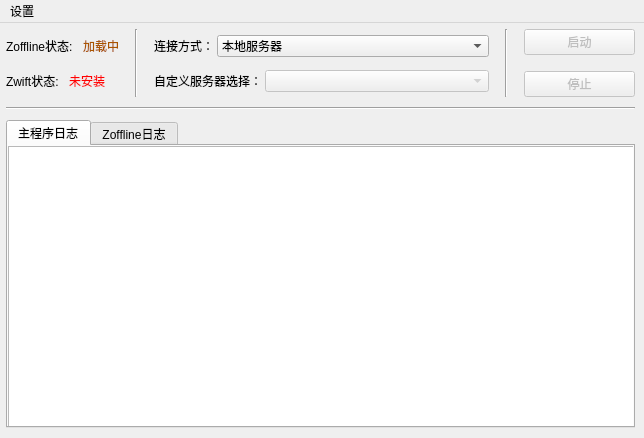
Above: ui/mainwindow.ui from zHElEARN/zoffline_launcher before the change. Below: the same form after it.
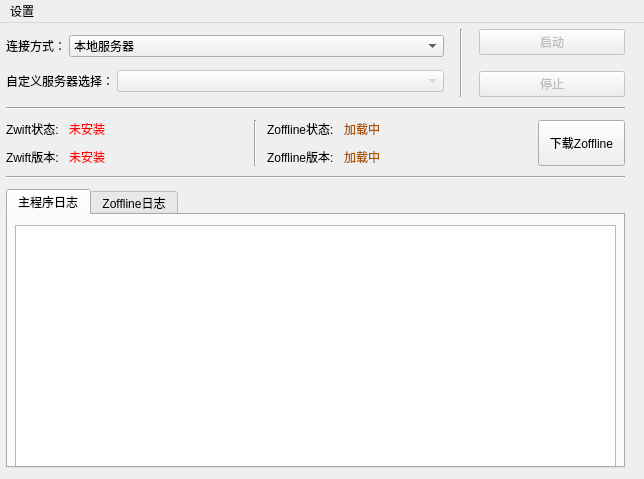
That is the form after the change. The open tabs and pages were chosen to show the change.

```diff
--- a/ui/mainwindow.ui
+++ b/ui/mainwindow.ui
@@ -7,19 +7,19 @@
     <x>0</x>
     <y>0</y>
     <width>644</width>
-    <height>438</height>
+    <height>479</height>
    </rect>
   </property>
   <property name="minimumSize">
    <size>
     <width>644</width>
-    <height>438</height>
+    <height>479</height>
    </size>
   </property>
   <property name="maximumSize">
    <size>
     <width>644</width>
-    <height>438</height>
+    <height>479</height>
    </size>
   </property>
   <property name="windowTitle">
@@ -31,8 +31,8 @@
      <rect>
       <x>0</x>
       <y>0</y>
-      <width>641</width>
-      <height>411</height>
+      <width>631</width>
+      <height>451</height>
      </rect>
     </property>
     <layout class="QVBoxLayout" name="verticalLayout_main">
@@ -52,90 +52,10 @@
       <number>6</number>
      </property>
      <item>
-      <layout class="QHBoxLayout" name="horizontalLayout_options" stretch="0,0,3,0,1">
+      <layout class="QHBoxLayout" name="horizontalLayout_options" stretch="3,0,1">
        <property name="spacing">
         <number>16</number>
        </property>
-       <item>
-        <layout class="QVBoxLayout" name="verticalLayout_status">
-         <property name="spacing">
-          <number>3</number>
-         </property>
-         <item>
-          <layout class="QFormLayout" name="formLayout_zofflineStatus">
-           <property name="labelAlignment">
-            <set>Qt::AlignCenter</set>
-           </property>
-           <property name="formAlignment">
-            <set>Qt::AlignCenter</set>
-           </property>
-           <property name="horizontalSpacing">
-            <number>10</number>
-           </property>
-           <item row="0" column="0">
-            <widget class="QLabel" name="label_zofflineStatusTip">
-             <property name="text">
-              <string>Zoffline状态:</string>
-             </property>
-            </widget>
-           </item>
-           <item row="0" column="1">
-            <widget class="QLabel" name="label_zofflineStatus">
-             <property name="styleSheet">
-              <string notr="true">QLabel { color: rgb(170, 85, 0); }</string>
-             </property>
-             <property name="text">
-              <string>加载中</string>
-             </property>
-             <property name="alignment">
-              <set>Qt::AlignLeading|Qt::AlignLeft|Qt::AlignVCenter</set>
-             </property>
-            </widget>
-           </item>
-          </layout>
-         </item>
-         <item>
-          <layout class="QFormLayout" name="formLayout_zwiftStatus">
-           <property name="labelAlignment">
-            <set>Qt::AlignCenter</set>
-           </property>
-           <property name="formAlignment">
-            <set>Qt::AlignCenter</set>
-           </property>
-           <property name="horizontalSpacing">
-            <number>10</number>
-           </property>
-           <item row="0" column="0">
-            <widget class="QLabel" name="label_zwiftStatusTips">
-             <property name="text">
-              <string>Zwift状态:</string>
-             </property>
-            </widget>
-           </item>
-           <item row="0" column="1">
-            <widget class="QLabel" name="label_zwiftStatus">
-             <property name="styleSheet">
-              <string notr="true">QLabel { color: rgb(255, 0, 0); }</string>
-             </property>
-             <property name="text">
-              <string>未安装</string>
-             </property>
-             <property name="alignment">
-              <set>Qt::AlignLeading|Qt::AlignLeft|Qt::AlignVCenter</set>
-             </property>
-            </widget>
-           </item>
-          </layout>
-         </item>
-        </layout>
-       </item>
-       <item>
-        <widget class="Line" name="line_2">
-         <property name="orientation">
-          <enum>Qt::Vertical</enum>
-         </property>
-        </widget>
-       </item>
        <item>
         <layout class="QVBoxLayout" name="verticalLayout_config">
          <property name="spacing">
@@ -242,6 +162,181 @@
        </item>
       </layout>
      </item>
+     <item>
+      <widget class="Line" name="line_2">
+       <property name="orientation">
+        <enum>Qt::Horizontal</enum>
+       </property>
+      </widget>
+     </item>
+     <item>
+      <layout class="QHBoxLayout" name="horizontalLayout_6" stretch="2,0,3">
+       <item>
+        <layout class="QVBoxLayout" name="verticalLayout_4">
+         <item>
+          <layout class="QFormLayout" name="formLayout_zwiftStatus">
+           <property name="labelAlignment">
+            <set>Qt::AlignCenter</set>
+           </property>
+           <property name="formAlignment">
+            <set>Qt::AlignCenter</set>
+           </property>
+           <property name="horizontalSpacing">
+            <number>10</number>
+           </property>
+           <item row="0" column="0">
+            <widget class="QLabel" name="label_zwiftStatusTips">
+             <property name="text">
+              <string>Zwift状态:</string>
+             </property>
+            </widget>
+           </item>
+           <item row="0" column="1">
+            <widget class="QLabel" name="label_zwiftStatus">
+             <property name="styleSheet">
+              <string notr="true">QLabel { color: rgb(255, 0, 0); }</string>
+             </property>
+             <property name="text">
+              <string>未安装</string>
+             </property>
+             <property name="alignment">
+              <set>Qt::AlignLeading|Qt::AlignLeft|Qt::AlignVCenter</set>
+             </property>
+            </widget>
+           </item>
+          </layout>
+         </item>
+         <item>
+          <layout class="QFormLayout" name="formLayout_zwiftVersion">
+           <property name="labelAlignment">
+            <set>Qt::AlignCenter</set>
+           </property>
+           <property name="formAlignment">
+            <set>Qt::AlignCenter</set>
+           </property>
+           <property name="horizontalSpacing">
+            <number>10</number>
+           </property>
+           <item row="0" column="0">
+            <widget class="QLabel" name="label_zwiftVersionTip">
+             <property name="text">
+              <string>Zwift版本:</string>
+             </property>
+            </widget>
+           </item>
+           <item row="0" column="1">
+            <widget class="QLabel" name="label_zwiftVersion">
+             <property name="styleSheet">
+              <string notr="true">QLabel { color: rgb(255, 0, 0); }</string>
+             </property>
+             <property name="text">
+              <string>未安装</string>
+             </property>
+             <property name="alignment">
+              <set>Qt::AlignLeading|Qt::AlignLeft|Qt::AlignVCenter</set>
+             </property>
+            </widget>
+           </item>
+          </layout>
+         </item>
+        </layout>
+       </item>
+       <item>
+        <widget class="Line" name="line_4">
+         <property name="orientation">
+          <enum>Qt::Vertical</enum>
+         </property>
+        </widget>
+       </item>
+       <item>
+        <layout class="QHBoxLayout" name="horizontalLayout_5" stretch="3,1">
+         <item>
+          <layout class="QVBoxLayout" name="verticalLayout_3">
+           <item>
+            <layout class="QFormLayout" name="formLayout_zofflineStatus">
+             <property name="labelAlignment">
+              <set>Qt::AlignCenter</set>
+             </property>
+             <property name="formAlignment">
+              <set>Qt::AlignCenter</set>
+             </property>
+             <property name="horizontalSpacing">
+              <number>10</number>
+             </property>
+             <item row="0" column="0">
+              <widget class="QLabel" name="label_zofflineStatusTip">
+               <property name="text">
+                <string>Zoffline状态:</string>
+               </property>
+              </widget>
+             </item>
+             <item row="0" column="1">
+              <widget class="QLabel" name="label_zofflineStatus">
+               <property name="styleSheet">
+                <string notr="true">QLabel { color: rgb(170, 85, 0); }</string>
+               </property>
+               <property name="text">
+                <string>加载中</string>
+               </property>
+               <property name="alignment">
+                <set>Qt::AlignLeading|Qt::AlignLeft|Qt::AlignVCenter</set>
+               </property>
+              </widget>
+             </item>
+            </layout>
+           </item>
+           <item>
+            <layout class="QFormLayout" name="formLayout_zofflineVersion">
+             <property name="labelAlignment">
+              <set>Qt::AlignCenter</set>
+             </property>
+             <property name="formAlignment">
+              <set>Qt::AlignCenter</set>
+             </property>
+             <property name="horizontalSpacing">
+              <number>10</number>
+             </property>
+             <item row="0" column="0">
+              <widget class="QLabel" name="label_zofflineVersionTip">
+               <property name="text">
+                <string>Zoffline版本:</string>
+               </property>
+              </widget>
+             </item>
+             <item row="0" column="1">
+              <widget class="QLabel" name="label_zofflineVersion">
+               <property name="styleSheet">
+                <string notr="true">QLabel { color: rgb(170, 85, 0); }</string>
+               </property>
+               <property name="text">
+                <string>加载中</string>
+               </property>
+               <property name="alignment">
+                <set>Qt::AlignLeading|Qt::AlignLeft|Qt::AlignVCenter</set>
+               </property>
+              </widget>
+             </item>
+            </layout>
+           </item>
+          </layout>
+         </item>
+         <item>
+          <widget class="QPushButton" name="pushButton_downloadZoffline">
+           <property name="maximumSize">
+            <size>
+             <width>16777215</width>
+             <height>114514</height>
+            </size>
+           </property>
+           <property name="text">
+            <string>下载Zoffline</string>
+           </property>
+          </widget>
+         </item>
+        </layout>
+       </item>
+      </layout>
+     </item>
      <item>
       <widget class="Line" name="line">
        <property name="orientation">
@@ -261,12 +356,18 @@
         <widget class="QTextBrowser" name="textBrowser_mainLog">
          <property name="geometry">
           <rect>
-           <x>0</x>
-           <y>0</y>
-           <width>631</width>
-           <height>291</height>
+           <x>7</x>
+           <y>10</y>
+           <width>601</width>
+           <height>244</height>
           </rect>
          </property>
+         <property name="sizePolicy">
+          <sizepolicy hsizetype="Maximum" vsizetype="Maximum">
+           <horstretch>0</horstretch>
+           <verstretch>0</verstretch>
+          </sizepolicy>
+         </property>
         </widget>
        </widget>
        <widget class="QWidget" name="tab_zofflineLog">
```
Left out of the diff: 10 changed lines with no effect on the pictures.
